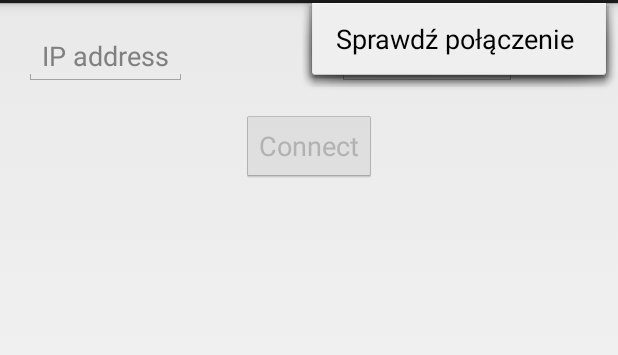
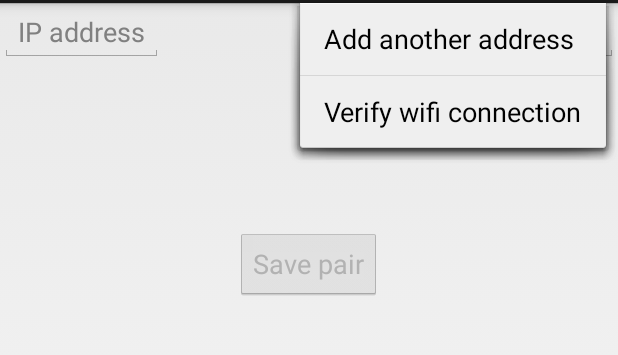
Before and after one commit to Czilis/arduino-project, an Android app: the screen it shows after launch (MainActivity), with the options menu open, on a phone screen of 412 x 824 dp, the part 69-424 px from its top. Run offline under Robolectric (Android 15) with nearby library versions, the light colour scheme and no system bars; our stand-ins replace ButterKnife.

Commit message:
dodane fragmenty, logika przelacznia miedzy nimi, zapisywanie do sharedpreferences

```diff
--- a/client/src/main/java/uz/embeddedsystems/arduino_client/client/MainActivity.java
+++ b/client/src/main/java/uz/embeddedsystems/arduino_client/client/MainActivity.java
@@ -1,121 +1,58 @@
 package uz.embeddedsystems.arduino_client.client;
 
 import android.app.Activity;
+import android.app.Fragment;
+import android.app.FragmentManager;
+import android.app.FragmentTransaction;
 import android.content.Context;
-import android.content.Intent;
+import android.content.SharedPreferences;
 import android.net.ConnectivityManager;
 import android.net.NetworkInfo;
 import android.os.Bundle;
-import android.text.Editable;
-import android.text.TextWatcher;
+import android.util.Pair;
 import android.view.Menu;
 import android.view.MenuItem;
-import android.widget.Button;
-import android.widget.EditText;
-import android.widget.Toast;
 
-import butterknife.Bind;
-import butterknife.ButterKnife;
-import butterknife.OnClick;
+import java.util.Set;
 
-public class MainActivity extends Activity {
-    public final static String IP_ADDRESS = "ip_address";
-    public final static String PORT = "port";
-    @Bind(R.id.btn_connect)
-    Button btnConnect;
-    @Bind(R.id.txt_ip_address)
-    EditText txtIpAddress;
-    @Bind(R.id.txt_port)
-    EditText txtPort;
-    private boolean ipInserted = false;
-    private boolean portInserted = false;
+public class MainActivity extends Activity implements ManageAddressesFragment.Listener{
+    ManageAddressesFragment fragmentManageAddresses;
+    ConnectFragment fragmetnConnect;
+    final FragmentManager fragmentManager = getFragmentManager();
 
-    @OnClick(R.id.btn_connect)
-    public void onButtonConnectClicked() {
-        final Intent intent = new Intent(this, ConfigurationActivity.class);
-        intent.putExtra(IP_ADDRESS, txtIpAddress.getText().toString());
-        intent.putExtra(PORT, txtPort.getText().toString());
-        if (isWifiConnected()){
-            startActivity(intent);
-        } else {
-            Toast.makeText(this, "No connection!", Toast.LENGTH_SHORT).show();
-        }
+    @Override
+    public void onAddressAdded() {
+        showProperFragment();
     }
 
     @Override
     protected void onCreate(Bundle savedInstanceState) {
         super.onCreate(savedInstanceState);
         setContentView(R.layout.activity_main);
-
-        ButterKnife.bind(this);
-        setListener();
-        isWifiConnected();
+        fragmentManageAddresses = new ManageAddressesFragment();
+        fragmetnConnect = new ConnectFragment();
+        fragmentManageAddresses.setListener(this);
+        showProperFragment();
     }
 
-    private void checkIfButtonCanChangeState(){
-        if (ipInserted && portInserted) {
-            btnConnect.setEnabled(true);
+
+    private void showProperFragment() {
+        if (isAnyPairStored()) {
+            setActiveFragmentTo(fragmetnConnect);
         } else {
-            btnConnect.setEnabled(false);
+            setActiveFragmentTo(fragmentManageAddresses);
         }
     }
 
-    private void setListener() {
-        txtIpAddress.addTextChangedListener(new TextWatcher() {
-            @Override
-            public void beforeTextChanged(CharSequence charSequence, int i, int i1, int i2) {
-
-            }
-
-            @Override
-            public void onTextChanged(CharSequence charSequence, int i, int i1, int i2) {
-
-            }
-
-            @Override
-            public void afterTextChanged(Editable editable) {
-                if (editable.length() >= 7){
-                    ipInserted = true;
-                    checkIfButtonCanChangeState();
-                } else {
-                    ipInserted = false;
-                    checkIfButtonCanChangeState();
-                }
-            }
-        });
-
-        txtPort.addTextChangedListener(new TextWatcher() {
-            @Override
-            public void beforeTextChanged(CharSequence charSequence, int i, int i1, int i2) {
-
-            }
-
-            @Override
-            public void onTextChanged(CharSequence charSequence, int i, int i1, int i2) {
-
-            }
-
-            @Override
-            public void afterTextChanged(Editable editable) {
-                if (editable.length() == 4 ) {
-                    portInserted = true;
-                    checkIfButtonCanChangeState();
-                } else {
-                    portInserted = false;
-                    checkIfButtonCanChangeState();
-                }
-            }
-        });
+    private void setActiveFragmentTo(final Fragment fragment) {
+        final FragmentTransaction fragmentTransaction = fragmentManager.beginTransaction();
+        fragmentTransaction.replace(R.id.layout_fragment_container, fragment);
+        fragmentTransaction.commit();
     }
 
-    private boolean isWifiConnected() {
-        ConnectivityManager connManager = (ConnectivityManager) getSystemService(Context.CONNECTIVITY_SERVICE);
-        NetworkInfo mWifi = connManager.getNetworkInfo(ConnectivityManager.TYPE_WIFI);
-        if (mWifi.isConnected()) {
-            return true;
-        } else {
-            return false;
-        }
+    private boolean isAnyPairStored(){
+        final Pair<Set, Set> savedPair = SharedPreferencesUtils.getSavedPair(this);
+        return !savedPair.first.isEmpty() && !savedPair.second.isEmpty();
     }
 
     @Override
@@ -134,7 +71,11 @@ public class MainActivity extends Activity {
 
         //noinspection SimplifiableIfStatement
         if (id == R.id.check_wifi_connection) {
-            return isWifiConnected();
+
+//            return isWifiConnected();
+        }
+        if (id == R.id.add_another_address) {
+            setActiveFragmentTo(fragmentManageAddresses);
         }
 
         return super.onOptionsItemSelected(item);
--- /dev/null
+++ b/client/src/main/java/uz/embeddedsystems/arduino_client/client/ManageAddressesFragment.java
@@ -0,0 +1,133 @@
+package uz.embeddedsystems.arduino_client.client;
+
+import android.app.Fragment;
+import android.os.Bundle;
+import android.text.Editable;
+import android.text.TextWatcher;
+import android.util.Pair;
+import android.view.LayoutInflater;
+import android.view.View;
+import android.view.ViewGroup;
+import android.widget.Button;
+import android.widget.EditText;
+
+import java.util.Set;
+
+import butterknife.Bind;
+import butterknife.ButterKnife;
+import butterknife.OnClick;
+
+
+public class ManageAddressesFragment extends Fragment {
+
+    @Bind(R.id.btn_add_address)
+    Button btnAddAddress;
+    @Bind(R.id.txt_ip_address)
+    EditText txtIpAddress;
+    @Bind(R.id.txt_port)
+    EditText txtPort;
+    private boolean ipInserted = false;
+    private boolean portInserted = false;
+    private Listener listener;
+
+    @Override
+    public void onCreate(Bundle savedInstanceState) {
+        super.onCreate(savedInstanceState);
+        setRetainInstance(true);
+    }
+
+    @Override
+    public View onCreateView(LayoutInflater inflater, ViewGroup container, Bundle savedInstanceState) {
+        final View view = inflater.inflate(R.layout.fragment_manage_addresses, container, false);
+        ButterKnife.bind(this, view);
+        setWatchers();
+        txtIpAddress.setText("");
+        txtPort.setText("");
+        return view;
+    }
+
+    @Override
+    public void onDestroyView() {
+        super.onDestroyView();
+
+        ButterKnife.unbind(this);
+    }
+
+    public void setListener(final Listener listener){
+        this.listener = listener;
+    }
+
+    @OnClick(R.id.btn_add_address)
+    public void onButtonAddAddressClicked() {
+        final Set<String> ipSet = SharedPreferencesUtils.getSavedPair(getActivity()).first;
+        final Set<String> portSet = SharedPreferencesUtils.getSavedPair(getActivity()).second;
+
+        ipSet.add(txtIpAddress.getText().toString());
+        portSet.add(txtPort.getText().toString());
+
+        SharedPreferencesUtils.savePair(getActivity(), new Pair(ipSet, portSet));
+        listener.onAddressAdded();
+    }
+
+
+    private void setWatchers() {
+        txtIpAddress.addTextChangedListener(new TextWatcher() {
+            @Override
+            public void beforeTextChanged(CharSequence charSequence, int i, int i1, int i2) {
+
+            }
+
+            @Override
+            public void onTextChanged(CharSequence charSequence, int i, int i1, int i2) {
+
+            }
+
+            @Override
+            public void afterTextChanged(Editable editable) {
+                if (editable.length() >= 7) {
+                    ipInserted = true;
+                    checkIfButtonCanChangeState();
+                } else {
+                    ipInserted = false;
+                    checkIfButtonCanChangeState();
+                }
+            }
+        });
+
+        txtPort.addTextChangedListener(new TextWatcher() {
+            @Override
+            public void beforeTextChanged(CharSequence charSequence, int i, int i1, int i2) {
+
+            }
+
+            @Override
+            public void onTextChanged(CharSequence charSequence, int i, int i1, int i2) {
+
+            }
+
+            @Override
+            public void afterTextChanged(Editable editable) {
+                if (editable.length() == 4) {
+                    portInserted = true;
+                    checkIfButtonCanChangeState();
+                } else {
+                    portInserted = false;
+                    checkIfButtonCanChangeState();
+                }
+            }
+        });
+    }
+
+    private void checkIfButtonCanChangeState() {
+        if (ipInserted && portInserted) {
+            btnAddAddress.setEnabled(true);
+        } else {
+            btnAddAddress.setEnabled(false);
+        }
+    }
+
+    public interface Listener {
+        void onAddressAdded();
+    }
+
+}
--- /dev/null
+++ b/client/src/main/java/uz/embeddedsystems/arduino_client/client/SharedPreferencesUtils.java
@@ -0,0 +1,43 @@
+package uz.embeddedsystems.arduino_client.client;
+
+import android.app.Activity;
+import android.content.Context;
+import android.content.SharedPreferences;
+import android.util.Log;
+import android.util.Pair;
+import android.widget.Toast;
+
+import java.util.ArrayList;
+import java.util.HashSet;
+import java.util.Iterator;
+import java.util.List;
+import java.util.Set;
+import java.util.logging.Logger;
+
+public class SharedPreferencesUtils {
+    private static final String IP = "ip";
+    private static final String PORT = "port";
+    private static final String EMPTY_STRING_VALUE = "";
+    private static final int MAX_VALUE_OF_SAVED_PAIRS = 5;
+
+    private SharedPreferencesUtils() {
+    }
+
+    public static Pair<Set, Set> getSavedPair(final Activity activity) {
+        SharedPreferences sharedPref = activity.getPreferences(Context.MODE_PRIVATE);
+
+        final Set<String> ipSet = sharedPref.getStringSet(IP, new HashSet<String>());
+        final Set<String> portSet = sharedPref.getStringSet(PORT, new HashSet<String>());
+
+        return new Pair<Set, Set>(ipSet, portSet);
+    }
+
+    public static void savePair(final Activity activity, final Pair<Set<String>, Set<String>> pair){
+        SharedPreferences sharedPref = activity.getPreferences(Context.MODE_PRIVATE);
+        SharedPreferences.Editor editor = sharedPref.edit();
+        editor.putStringSet(IP, pair.first);
+        editor.putStringSet(PORT, pair.second);
+        editor.commit();
+    }
+
+}
--- a/client/src/main/res/layout/activity_main.xml
+++ b/client/src/main/res/layout/activity_main.xml
@@ -1,45 +1,9 @@
-<LinearLayout
-        xmlns:android="http://schemas.android.com/apk/res/android"
-        android:layout_width="match_parent"
-        android:layout_height="wrap_content"
-    android:orientation="vertical">
 <LinearLayout xmlns:android="http://schemas.android.com/apk/res/android"
-                xmlns:tools="http://schemas.android.com/tools"
-                android:layout_width="match_parent"
-                android:layout_height="match_parent"
-                android:paddingLeft="@dimen/activity_horizontal_margin"
-                android:paddingRight="@dimen/activity_horizontal_margin"
-                android:paddingTop="@dimen/activity_vertical_margin"
-                android:paddingBottom="@dimen/activity_vertical_margin"
-                tools:context=".MainActivity"
-                android:orientation="horizontal">
-
-    <EditText
-            android:layout_width="wrap_content"
-            android:layout_height="wrap_content"
-            android:minWidth="100dp"
-            android:id="@+id/txt_ip_address"
-            android:hint="IP address"
-            android:inputType="phone"
-    />
-
-    <EditText
-        android:id="@+id/txt_port"
-            android:layout_width="120dp"
-            android:layout_height="wrap_content"
-            android:layout_gravity="right"
-            android:layout_marginLeft="100dp"
-            android:hint="Port"
-            android:inputType="number" />
-</LinearLayout>
+    android:layout_width="match_parent"
+    android:layout_height="wrap_content"
+    android:orientation="vertical"
+    android:id="@+id/layout_fragment_container">
 
 
 
-    <Button
-        android:layout_width="wrap_content"
-        android:layout_height="wrap_content"
-        android:text="Connect"
-        android:layout_gravity="center_horizontal"
-        android:enabled="false"
-        android:id="@+id/btn_connect"/>
 </LinearLayout>
--- /dev/null
+++ b/client/src/main/res/layout/fragment_manage_addresses.xml
@@ -0,0 +1,28 @@
+<?xml version="1.0" encoding="utf-8"?>
+<RelativeLayout xmlns:android="http://schemas.android.com/apk/res/android"
+    android:layout_width="match_parent"
+    android:layout_height="match_parent">
+
+    <EditText
+        android:id="@+id/txt_ip_address"
+        style="@style/wrap_both"
+        android:layout_alignParentLeft="true"
+        android:hint="IP address"
+        android:inputType="phone"
+        android:minWidth="100dp" />
+
+    <EditText
+        android:id="@+id/txt_port"
+        style="@style/wrap_both"
+        android:layout_alignParentRight="true"
+        android:inputType="phone"
+        android:hint="Port"/>
+
+    <Button
+        android:id="@+id/btn_add_address"
+        style="@style/wrap_both"
+        android:layout_centerHorizontal="true"
+        android:layout_marginTop="150dp"
+        android:enabled="false"
+        android:text="Save pair"/>
+</RelativeLayout>
--- /dev/null
+++ b/client/src/main/res/layout/single_item_spinner.xml
@@ -0,0 +1,6 @@
+<?xml version="1.0" encoding="utf-8"?>
+<TextView
+    style="@style/wrap_both"
+    android:id="@+id/txt_spinner_row"
+    xmlns:android="http://schemas.android.com/apk/res/android"
+    android:textSize="20sp"/>
--- a/client/src/main/res/menu/menu_main.xml
+++ b/client/src/main/res/menu/menu_main.xml
@@ -1,8 +1,12 @@
 <menu xmlns:android="http://schemas.android.com/apk/res/android"
-      xmlns:tools="http://schemas.android.com/tools"
-      tools:context=".MainActivity">
-    <item android:id="@+id/check_wifi_connection"
-          android:title="@string/verify_connection"
-          android:orderInCategory="100"
-          android:showAsAction="never"/>
+    xmlns:tools="http://schemas.android.com/tools"
+    tools:context=".MainActivity">
+    <item
+        android:id="@+id/check_wifi_connection"
+        android:orderInCategory="100"
+        android:showAsAction="never"
+        android:title="@string/verify_connection" />
+    <item
+        android:id="@+id/add_another_address"
+        android:title="Add another address" />
 </menu>
--- a/client/src/main/res/values/strings.xml
+++ b/client/src/main/res/values/strings.xml
@@ -1,6 +1,4 @@
 <resources>
     <string name="app_name">arduino-Client</string>
-
-    <string name="hello_world">Hello world!</string>
-    <string name="verify_connection">Sprawdź połączenie</string>
+    <string name="verify_connection">Verify wifi connection</string>
 </resources>
--- a/client/src/main/res/values/styles.xml
+++ b/client/src/main/res/values/styles.xml
@@ -5,4 +5,8 @@
         <!-- Customize your theme here. -->
     </style>
 
+    <style name="wrap_both">
+        <item name="android:layout_width">wrap_content</item>
+        <item name="android:layout_height">wrap_content</item>
+    </style>
 </resources>
```
Also changed, not shown: client/src/main/AndroidManifest.xml (+7 -4 lines), client/src/main/java/uz/embeddedsystems/arduino_client/client/ConfigurationActivity.java (+9 -6 lines), client/src/main/java/uz/embeddedsystems/arduino_client/client/ConnectFragment.java (added, +97 -0 lines), client/src/main/res/layout/fragment_connect.xml (added, +26 -0 lines).
